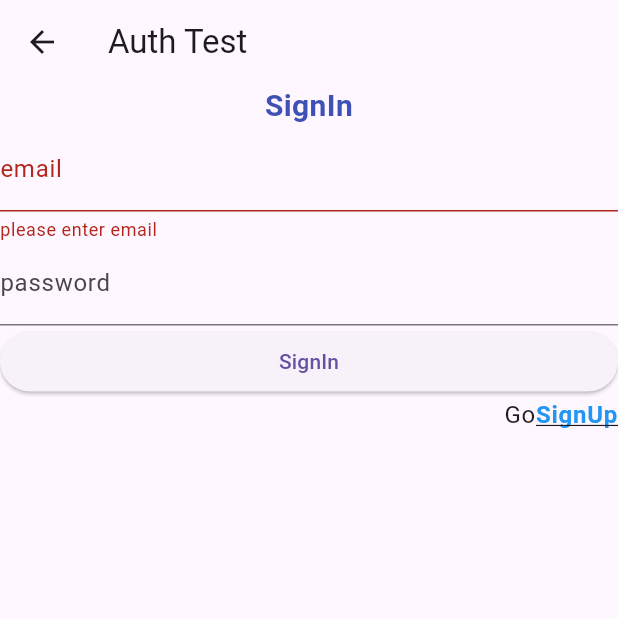
After one commit to hatoruday/wordChat, a Flutter app: the screen it shows after launch, after a tap on "SignIn", on a phone screen of 412 x 824 dp, the top half of it. The commit adds this screen. Run offline on Flutter 3.47's test engine with Material 2 defaults, Android fonts, the phone set to English and light mode, and no system bars; our stand-ins replace firebase_auth, firebase_core, flutter_dotenv, fluttertoast, shared_preferences, velocity_x; missing offline and left inert: chat_gpt_sdk; accounts and stored records are empty; generated files the repository leaves out were written again.

Commit message:
1.1 auth_login_page added

```diff
--- a/lib/main.dart
+++ b/lib/main.dart
@@ -1,9 +1,31 @@
 import 'package:flutter/material.dart';
+import 'package:flutter_dotenv/flutter_dotenv.dart';
+import 'package:fluttertoast/fluttertoast.dart';
+import 'package:milchat/screens/auth_screen.dart';
 import 'package:milchat/screens/category_screen.dart';
 import 'package:milchat/screens/home_screen.dart';
 import 'package:milchat/screens/setting_screen.dart';
+import 'package:firebase_core/firebase_core.dart';
+import 'firebase_options.dart';
 
-void main() {
+showToast(String msg) {
+  Fluttertoast.showToast(
+    msg: msg,
+    toastLength: Toast.LENGTH_SHORT,
+    gravity: ToastGravity.CENTER,
+    timeInSecForIosWeb: 1,
+    backgroundColor: Colors.red,
+    textColor: Colors.white,
+    fontSize: 16.0,
+  );
+}
+
+void main() async {
+  WidgetsFlutterBinding.ensureInitialized();
+  await Firebase.initializeApp(
+    options: DefaultFirebaseOptions.currentPlatform,
+  );
+  await dotenv.load(fileName: ".env");
   runApp(const App());
 }
 
@@ -13,11 +35,12 @@ class App extends StatelessWidget {
   @override
   Widget build(BuildContext context) {
     return MaterialApp(
-      initialRoute: '/',
+      initialRoute: '/login',
       routes: {
         '/': (context) => const HomeScreen(),
         '/setting': (context) => const SettingScreen(),
         '/setting/category': (context) => CategoryScreen(),
+        '/login': (context) => const AuthWidget(),
       },
       debugShowCheckedModeBanner: false,
       title: "WordChat",
--- a/lib/models/chat_block.dart
+++ b/lib/models/chat_block.dart
@@ -88,7 +88,6 @@ class ChatBlock extends StatefulWidget {
 
 class _ChatBlockState extends State<ChatBlock> {
   @override
-  @override
   Widget build(BuildContext context) {
     return Row(
       children: [
--- /dev/null
+++ b/lib/screens/auth_screen.dart
@@ -0,0 +1,200 @@
+import 'package:firebase_auth/firebase_auth.dart';
+import 'package:flutter/gestures.dart';
+import 'package:flutter/material.dart';
+import 'package:milchat/main.dart';
+
+class AuthWidget extends StatefulWidget {
+  const AuthWidget({super.key});
+
+  @override
+  State<AuthWidget> createState() => _AuthWidgetState();
+}
+
+class _AuthWidgetState extends State<AuthWidget> {
+  final _formKey = GlobalKey<FormState>();
+
+  late String email;
+  late String password;
+  bool isInput = true;
+  bool isSignIn = true;
+
+  signIn() async {
+    try {
+      await FirebaseAuth.instance
+          .signInWithEmailAndPassword(email: email, password: password)
+          .then((value) {
+        print(value);
+        if (value.user!.emailVerified) {
+          //이메일 인증 여부
+          setState(() {
+            isInput = false;
+          });
+        } else {
+          showToast('emailVerified error');
+        }
+        return value;
+      });
+    } on FirebaseAuthException catch (e) {
+      if (e.code == 'user-not-found') {
+        showToast('user-not-found');
+      } else if (e.code == 'wrong-password') {
+        showToast('wrong-password');
+      } else {
+        print(e.code);
+      }
+    }
+  }
+
+  signOut() async {
+    await FirebaseAuth.instance.signOut();
+    setState(() {
+      isInput = true;
+    });
+  }
+
+  signUp() async {
+    try {
+      await FirebaseAuth.instance
+          .createUserWithEmailAndPassword(email: email, password: password)
+          .then((value) {
+        if (value.user!.email != null) {
+          FirebaseAuth.instance.currentUser?.sendEmailVerification();
+          setState(() {
+            isInput = false;
+          });
+        }
+        return value;
+      });
+    } on FirebaseAuthException catch (e) {
+      if (e.code == 'weak-password') {
+        showToast('weak-password');
+      } else if (e.code == 'email-already-in-use') {
+        showToast('email-already-in-use');
+      } else {
+        showToast('other error');
+        print(e.code);
+      }
+    }
+  }
+
+  List<Widget> getInputWidget() {
+    return [
+      Text(
+        isSignIn ? "SignIn" : "SignUp",
+        style: const TextStyle(
+          color: Colors.indigo,
+          fontWeight: FontWeight.bold,
+          fontSize: 20,
+        ),
+        textAlign: TextAlign.center,
+      ),
+      Form(
+        key: _formKey,
+        child: Column(
+          children: [
+            TextFormField(
+              decoration: const InputDecoration(labelText: 'email'),
+              validator: (value) {
+                if (value?.isEmpty ?? false) {
+                  return 'please enter email';
+                }
+                return null;
+              },
+              onSaved: (String? value) {
+                email = value ?? "";
+              },
+            ),
+            TextFormField(
+              decoration: const InputDecoration(
+                labelText: 'password',
+              ),
+              validator: (value) {
+                if (value?.isEmpty ?? false) {
+                  password = value ?? "";
+                }
+                return null;
+              },
+              obscureText: true,
+              onSaved: (String? value) {
+                password = value ?? "";
+              },
+            ),
+          ],
+        ),
+      ),
+      ElevatedButton(
+          onPressed: () {
+            if (_formKey.currentState?.validate() ?? false) {
+              _formKey.currentState?.save();
+              print('email : $email, password : $password');
+              if (isSignIn) {
+                signIn();
+              } else {
+                signUp();
+              }
+            }
+          },
+          child: Text(isSignIn ? "SignIn" : "SignUp")),
+      RichText(
+          textAlign: TextAlign.right,
+          text: TextSpan(
+              text: 'Go',
+              style: Theme.of(context).textTheme.bodyLarge,
+              children: <TextSpan>[
+                TextSpan(
+                    text: isSignIn ? "SignUp" : "SignIn",
+                    style: const TextStyle(
+                      color: Colors.blue,
+                      fontWeight: FontWeight.bold,
+                      decoration: TextDecoration.underline,
+                    ),
+                    recognizer: TapGestureRecognizer()
+                      ..onTap = () {
+                        setState(() {
+                          isSignIn = !isSignIn;
+                        });
+                      })
+              ]))
+    ];
+  }
+
+  List<Widget> getResultWidget() {
+    String resultEmail = FirebaseAuth.instance.currentUser!.email!;
+    return [
+      Text(
+        isSignIn
+            ? "$resultEmail로 로그인 하셨습니다!"
+            : "$resultEmail로 회원 가입 하셨습니다. 이메일 인증을 거춰야 로그인이 가능합니다.",
+        style: const TextStyle(
+          color: Colors.black54,
+          fontWeight: FontWeight.bold,
+        ),
+      ),
+      ElevatedButton(
+          onPressed: () {
+            if (isSignIn) {
+              signOut();
+            } else {
+              setState(() {
+                isInput = true;
+                isSignIn = true;
+              });
+            }
+          },
+          child: Text(isSignIn ? "SignOut" : "SignIn")),
+    ];
+  }
+
+  @override
+  Widget build(BuildContext context) {
+    return Scaffold(
+      appBar: AppBar(
+        title: const Text("Auth Test"),
+      ),
+      body: Column(
+        crossAxisAlignment: CrossAxisAlignment.stretch,
+        children: isInput ? getInputWidget() : getResultWidget(),
+      ),
+    );
+  }
+}
--- a/lib/screens/home_screen.dart
+++ b/lib/screens/home_screen.dart
@@ -1,5 +1,6 @@
 import 'package:chat_gpt_sdk/chat_gpt_sdk.dart';
 import 'package:flutter/material.dart';
+import 'package:flutter_dotenv/flutter_dotenv.dart';
 import 'package:milchat/models/chat_block.dart';
 import 'package:shared_preferences/shared_preferences.dart';
 import 'package:velocity_x/velocity_x.dart';
@@ -16,12 +17,12 @@ class _HomeScreenState extends State<HomeScreen> {
   final List<ChatBlock> _blocks = [];
   OpenAI? openAI;
   late bool isGenerating;
-  final ScrollController _scrollController = ScrollController();
+  //final ScrollController _scrollController = ScrollController();
 
   @override
   void initState() {
     openAI = OpenAI.instance.build(
-      token: "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",
+      token: dotenv.env['apiKey'],
       baseOption: HttpSetup(
         receiveTimeout: const Duration(
           seconds: 60,
@@ -56,16 +57,16 @@ class _HomeScreenState extends State<HomeScreen> {
     if (highlights!.isNotEmpty) {
       selectedLight = highlights.pickOne();
     } else {
-      selectedLight = "아무";
+      selectedLight = "any word";
     }
     String selectedCategory;
     if (selectedCategories!.isNotEmpty) {
       selectedCategory = selectedCategories.pickOne();
     } else {
-      selectedCategory = "아무";
+      selectedCategory = "any word";
     }
     String textRequest =
-        "문장을 열거하지 말고 \"$selectedLight\" 단어를 포함해서, \"$selectedCategory\"와 관련된 주제로 긴 영어로 된 문단을 만들어줘. 이전에 생성했던거랑 겹치지 않게. ";
+        "Including a \"$selectedLight\", Please make short paragraphs instead of enumerating sentences with numbers about a subject of \"$selectedCategory\"";
     //ChatBlock block = ChatBlock(text: _controller.text, sender: "user");
     print(textRequest);
     ChatBlock block = ChatBlock(text: textRequest, sender: "user");
```
Also changed, not shown: pubspec.yaml (+6 -1 lines), pubspec.lock, 2 other files.
